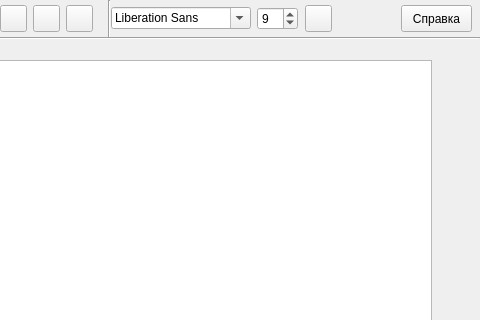
Qt form mainwindow.ui (MileX0k/Development-of-programs-with-a-graphical-interface-in-C-) before a commit; both pictures show x 209 to 689 and y 0 to 320 of the 689 by 514 pixel window.
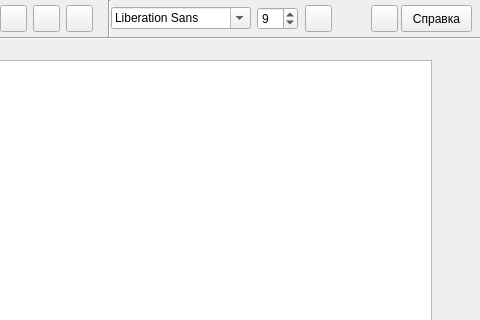
The same form after that commit. Icons and pictures are not drawn.

Patch:
```diff
--- a/mainwindow.ui
+++ b/mainwindow.ui
@@ -591,6 +591,46 @@
      </item>
     </layout>
    </widget>
+   <widget class="QPushButton" name="calendarButton">
+    <property name="geometry">
+     <rect>
+      <x>580</x>
+      <y>5</y>
+      <width>27</width>
+      <height>27</height>
+     </rect>
+    </property>
+    <property name="sizePolicy">
+     <sizepolicy hsizetype="Fixed" vsizetype="Fixed">
+      <horstretch>0</horstretch>
+      <verstretch>0</verstretch>
+     </sizepolicy>
+    </property>
+    <property name="minimumSize">
+     <size>
+      <width>27</width>
+      <height>27</height>
+     </size>
+    </property>
+    <property name="maximumSize">
+     <size>
+      <width>27</width>
+      <height>27</height>
+     </size>
+    </property>
+    <property name="styleSheet">
+     <string notr="true">image: url(:/calendar.png);</string>
+    </property>
+    <property name="text">
+     <string/>
+    </property>
+    <property name="checkable">
+     <bool>false</bool>
+    </property>
+    <property name="checked">
+     <bool>false</bool>
+    </property>
+   </widget>
    <zorder>widget_3</zorder>
    <zorder>descriptionButton</zorder>
    <zorder>radioButtonOnlyRead</zorder>
```
Left out of the diff: 1 changed line with no effect on the pictures.
